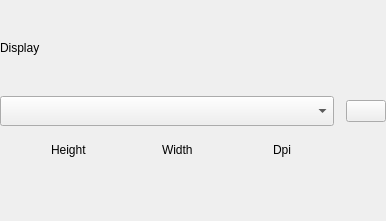
Qt form android/android-emu/android/skin/qt/extended-pages/multi-display-item.ui (aosp-mirror/platform_external_qemu) before a commit.
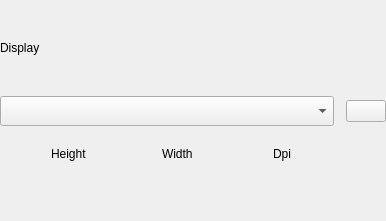
The same form after that commit. Custom widgets are drawn as their Qt base class.

Commit message:
[MultiDisplay][UI Fix] Adjust the "custom" spacing

Test: Manual

The edit to the form file:
```diff
--- a/android/android-emu/android/skin/qt/extended-pages/multi-display-item.ui
+++ b/android/android-emu/android/skin/qt/extended-pages/multi-display-item.ui
@@ -100,6 +100,12 @@
      </item>
      <item>
       <layout class="QGridLayout" name="widthHeightDpiBox">
+       <property name="topMargin">
+        <number>8</number>
+       </property>
+       <property name="verticalSpacing">
+        <number>7</number>
+       </property>
        <item row="1" column="2">
         <widget class="QLabel" name="dpiTitle">
          <property name="text">
```
Left out of the diff: 9 changed lines with no effect on the pictures.
